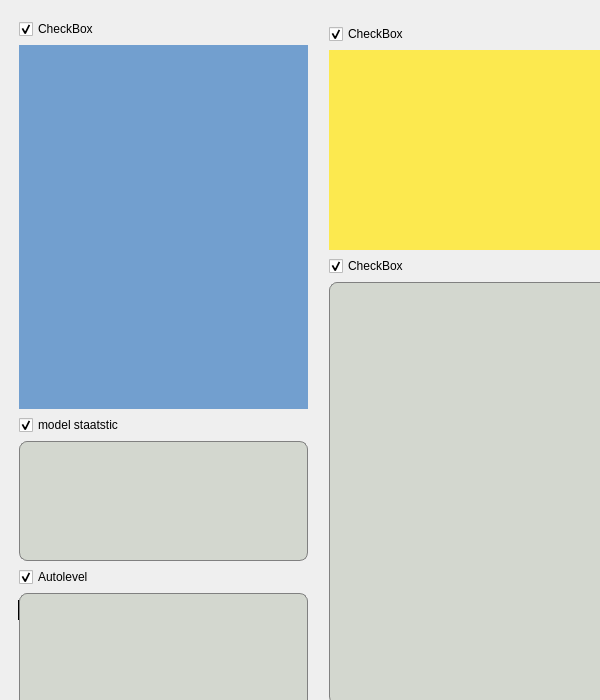
cuby-tec/mitoPrinter, file rightArea.ui: the form before one commit.
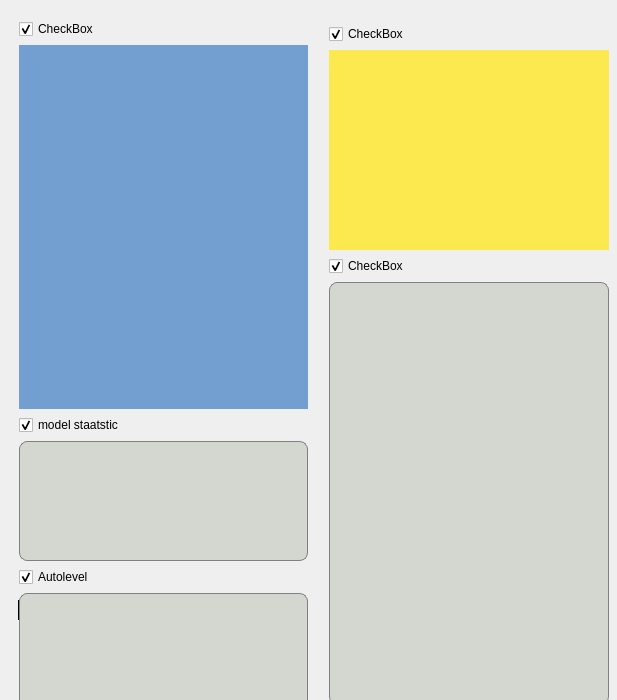
The form after the commit. Custom widgets are drawn as their Qt base class.

What changed in the file:
```diff
--- a/rightArea.ui
+++ b/rightArea.ui
@@ -6,7 +6,7 @@
    <rect>
     <x>0</x>
     <y>0</y>
-    <width>600</width>
+    <width>617</width>
     <height>700</height>
    </rect>
   </property>
@@ -76,7 +76,7 @@
     </item>
    </layout>
   </widget>
-  <widget class="QWidget" name="">
+  <widget class="QWidget" name="layoutWidget">
    <property name="geometry">
     <rect>
      <x>9</x>
```
Left out of the diff: 2 changed lines with no effect on the pictures.
